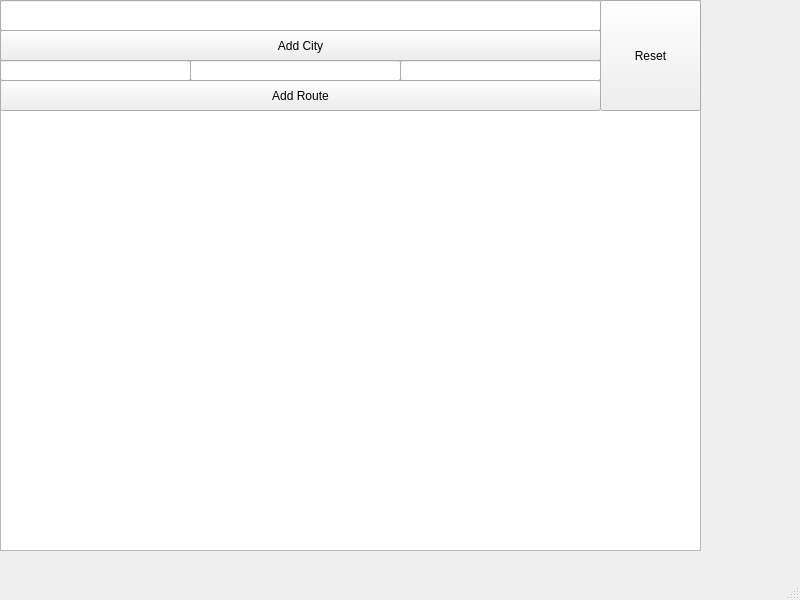
First picture: the form in mainwindow.ui, repository mariakalendarova/TravellingSalesmanProblem, before the edit.
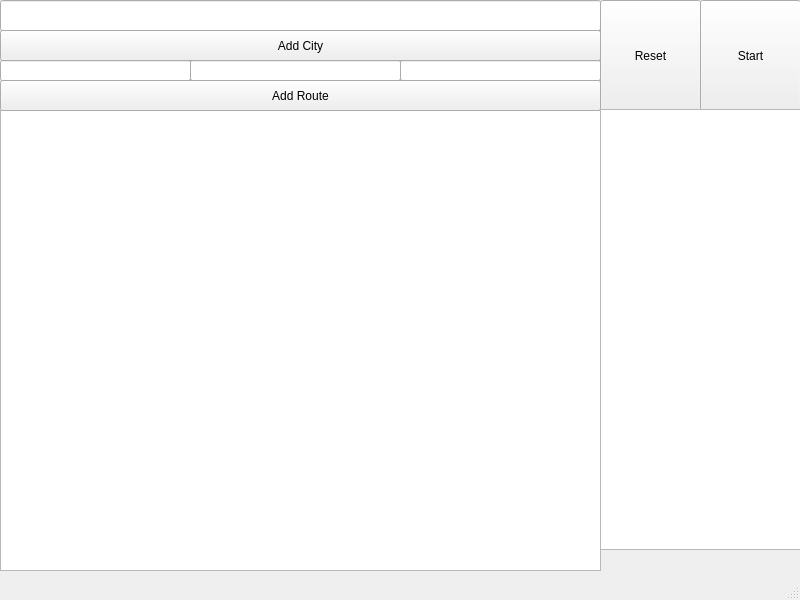
Second picture: the form after the edit.

Patch:
```diff
--- a/mainwindow.ui
+++ b/mainwindow.ui
@@ -18,9 +18,9 @@
     <property name="geometry">
      <rect>
       <x>0</x>
-      <y>0</y>
-      <width>701</width>
-      <height>551</height>
+      <y>110</y>
+      <width>601</width>
+      <height>461</height>
      </rect>
     </property>
    </widget>
@@ -103,6 +103,29 @@
      <string>Reset</string>
     </property>
    </widget>
+   <widget class="QPushButton" name="startButton">
+    <property name="geometry">
+     <rect>
+      <x>700</x>
+      <y>0</y>
+      <width>101</width>
+      <height>111</height>
+     </rect>
+    </property>
+    <property name="text">
+     <string>Start</string>
+    </property>
+   </widget>
+   <widget class="QTextEdit" name="algorithmStepsTextEdit">
+    <property name="geometry">
+     <rect>
+      <x>600</x>
+      <y>109</y>
+      <width>201</width>
+      <height>441</height>
+     </rect>
+    </property>
+   </widget>
   </widget>
   <widget class="QMenuBar" name="menubar">
    <property name="geometry">
```
